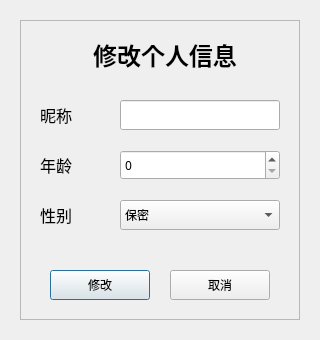
First picture: the form in GUI/ChangeInformationDialogUI.ui, repository ljcleo/DBProj, before the edit.
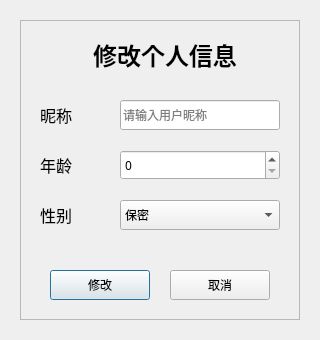
Second picture: the form after the edit.

Commit message:
improve placeholder texts
improve placeholder texts for some textboxes
enlarge recommendation box

Diff of the .ui file:
```diff
--- a/GUI/ChangeInformationDialogUI.ui
+++ b/GUI/ChangeInformationDialogUI.ui
@@ -114,6 +114,9 @@
     <property name="autoFillBackground">
      <bool>false</bool>
     </property>
+    <property name="placeholderText">
+     <string>请输入用户昵称</string>
+    </property>
    </widget>
    <widget class="QLabel" name="UserNameLabel">
     <property name="geometry">
```
The commit also changes 13 other files.
